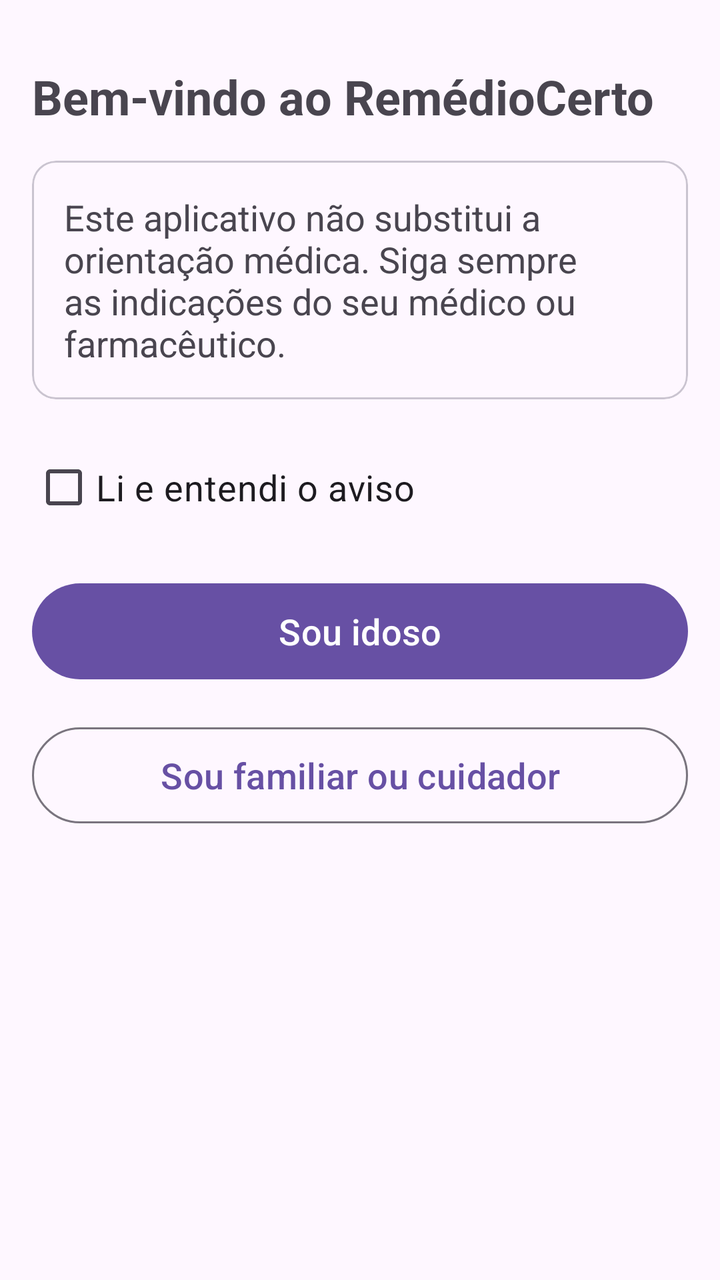
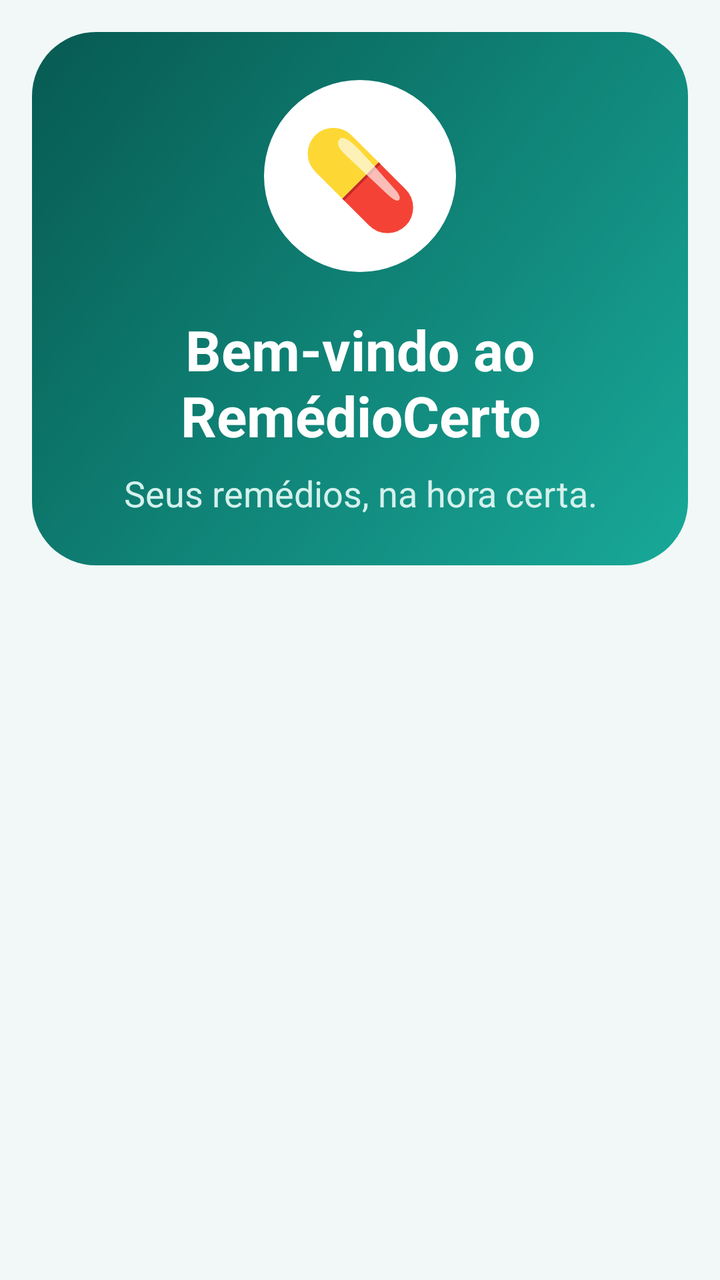

Compare the two renders of this Android layout. The source of the first and the diff that turns it into the second are given below.
<!-- AndroidManifest.xml: application theme Theme.RemedioCerto -->
<!-- res/layout/activity_entrada.xml -->
<?xml version="1.0" encoding="utf-8"?>
<ScrollView xmlns:android="http://schemas.android.com/apk/res/android"
    android:layout_width="match_parent"
    android:layout_height="match_parent"
    android:fillViewport="true">

    <LinearLayout
        android:layout_width="match_parent"
        android:layout_height="wrap_content"
        android:orientation="vertical"
        android:padding="@dimen/margem">

        <TextView
            android:id="@+id/tvTitulo"
            android:layout_width="match_parent"
            android:layout_height="wrap_content"
            android:layout_marginTop="@dimen/margem"
            android:text="@string/entrada_titulo"
            android:textSize="@dimen/texto_titulo"
            android:textStyle="bold" />

        <com.google.android.material.card.MaterialCardView
            android:layout_width="match_parent"
            android:layout_height="wrap_content"
            android:layout_marginTop="@dimen/margem">

            <TextView
                android:id="@+id/tvAviso"
                android:layout_width="match_parent"
                android:layout_height="wrap_content"
                android:padding="@dimen/margem"
                android:text="@string/aviso_medico"
                android:textSize="@dimen/texto_corpo" />
        </com.google.android.material.card.MaterialCardView>

        <CheckBox
            android:id="@+id/checkAviso"
            android:layout_width="match_parent"
            android:layout_height="wrap_content"
            android:layout_marginTop="@dimen/margem"
            android:minHeight="@dimen/altura_botao"
            android:text="@string/entrada_aceite"
            android:textSize="@dimen/texto_corpo" />

        <com.google.android.material.button.MaterialButton
            android:id="@+id/btnIdoso"
            android:layout_width="match_parent"
            android:layout_height="@dimen/altura_botao"
            android:layout_marginTop="@dimen/margem"
            android:text="@string/entrada_btn_idoso"
            android:textSize="@dimen/texto_corpo" />

        <com.google.android.material.button.MaterialButton
            android:id="@+id/btnFamiliar"
            style="@style/Widget.Material3.Button.OutlinedButton"
            android:layout_width="match_parent"
            android:layout_height="@dimen/altura_botao"
            android:layout_marginTop="@dimen/margem"
            android:text="@string/entrada_btn_familiar"
            android:textSize="@dimen/texto_corpo" />
    </LinearLayout>
</ScrollView>
<!-- resources referenced by this layout -->
<resources>
  <dimen name="texto_titulo">24sp</dimen>
  <style name="Theme.RemedioCerto" parent="Theme.Material3.DayNight.NoActionBar" />
  <!-- unchanged entries left out for length: 8 -->
</resources>

<!-- the commit's change to res/layout/activity_entrada.xml (unified diff, before → after) -->
@@ -1,5 +1,6 @@
 <?xml version="1.0" encoding="utf-8"?>
 <ScrollView xmlns:android="http://schemas.android.com/apk/res/android"
+    xmlns:app="http://schemas.android.com/apk/res-auto"
     android:layout_width="match_parent"
     android:layout_height="match_parent"
     android:fillViewport="true">
@@ -10,53 +11,361 @@
         android:orientation="vertical"
         android:padding="@dimen/margem">
 
-        <TextView
-            android:id="@+id/tvTitulo"
-            android:layout_width="match_parent"
-            android:layout_height="wrap_content"
-            android:layout_marginTop="@dimen/margem"
-            android:text="@string/entrada_titulo"
-            android:textSize="@dimen/texto_titulo"
-            android:textStyle="bold" />
-
-        <com.google.android.material.card.MaterialCardView
-            android:layout_width="match_parent"
-            android:layout_height="wrap_content"
-            android:layout_marginTop="@dimen/margem">
+        
+        <LinearLayout
+            android:layout_width="match_parent"
+            android:layout_height="wrap_content"
+            android:background="@drawable/bg_hero"
+            android:gravity="center_horizontal"
+            android:orientation="vertical"
+            android:padding="24dp">
 
             <TextView
-                android:id="@+id/tvAviso"
-                android:layout_width="match_parent"
-                android:layout_height="wrap_content"
-                android:padding="@dimen/margem"
-                android:text="@string/aviso_medico"
+                android:layout_width="96dp"
+                android:layout_height="96dp"
+                android:background="@drawable/bg_logo"
+                android:gravity="center"
+                android:text="@string/logo_emoji"
+                android:textSize="48sp" />
+
+            <TextView
+                android:id="@+id/tvTitulo"
+                android:layout_width="match_parent"
+                android:layout_height="wrap_content"
+                android:layout_marginTop="20dp"
+                android:gravity="center"
+                android:text="@string/entrada_titulo"
+                android:textColor="@color/white"
+                android:textSize="28sp"
+                android:textStyle="bold" />
+
+            <TextView
+                android:layout_width="match_parent"
+                android:layout_height="wrap_content"
+                android:layout_marginTop="8dp"
+                android:gravity="center"
+                android:text="@string/entrada_subtitulo"
+                android:textColor="@color/rc_primaria_clara"
                 android:textSize="@dimen/texto_corpo" />
-        </com.google.android.material.card.MaterialCardView>
-
-        <CheckBox
-            android:id="@+id/checkAviso"
-            android:layout_width="match_parent"
-            android:layout_height="wrap_content"
-            android:layout_marginTop="@dimen/margem"
-            android:minHeight="@dimen/altura_botao"
-            android:text="@string/entrada_aceite"
-            android:textSize="@dimen/texto_corpo" />
-
-        <com.google.android.material.button.MaterialButton
-            android:id="@+id/btnIdoso"
-            android:layout_width="match_parent"
-            android:layout_height="@dimen/altura_botao"
-            android:layout_marginTop="@dimen/margem"
-            android:text="@string/entrada_btn_idoso"
-            android:textSize="@dimen/texto_corpo" />
-
-        <com.google.android.material.button.MaterialButton
-            android:id="@+id/btnFamiliar"
-            style="@style/Widget.Material3.Button.OutlinedButton"
-            android:layout_width="match_parent"
-            android:layout_height="@dimen/altura_botao"
-            android:layout_marginTop="@dimen/margem"
-            android:text="@string/entrada_btn_familiar"
-            android:textSize="@dimen/texto_corpo" />
+        </LinearLayout>
+
+        <com.google.android.material.progressindicator.LinearProgressIndicator
+            android:id="@+id/progresso"
+            android:layout_width="match_parent"
+            android:layout_height="wrap_content"
+            android:layout_marginTop="12dp"
+            android:indeterminate="true"
+            android:visibility="gone" />
+
+        
+        <LinearLayout
+            android:id="@+id/painelLogin"
+            android:layout_width="match_parent"
+            android:layout_height="wrap_content"
+            android:orientation="vertical"
+            android:visibility="gone">
+
+            <com.google.android.material.card.MaterialCardView
+                android:layout_width="match_parent"
+                android:layout_height="wrap_content"
+                android:layout_marginTop="@dimen/margem">
+
+                <LinearLayout
+                    android:layout_width="match_parent"
+                    android:layout_height="wrap_content"
+                    android:orientation="vertical"
+                    android:padding="@dimen/margem">
+
+                    <TextView
+                        style="@style/Estilo.Secao"
+                        android:layout_width="match_parent"
+                        android:layout_height="wrap_content"
+                        android:text="@string/entrada_login_titulo" />
+
+                    <com.google.android.material.textfield.TextInputLayout
+                        android:id="@+id/tilLoginEmail"
+                        android:layout_width="match_parent"
+                        android:layout_height="wrap_content"
+                        android:layout_marginTop="8dp"
+                        android:hint="@string/entrada_email">
+
+                        <com.google.android.material.textfield.TextInputEditText
+                            android:id="@+id/etLoginEmail"
+                            android:layout_width="match_parent"
+                            android:layout_height="wrap_content"
+                            android:inputType="textEmailAddress" />
+                    </com.google.android.material.textfield.TextInputLayout>
+
+                    <com.google.android.material.textfield.TextInputLayout
+                        android:id="@+id/tilLoginSenha"
+                        android:layout_width="match_parent"
+                        android:layout_height="wrap_content"
+                        android:layout_marginTop="8dp"
+                        android:hint="@string/entrada_senha"
+                        app:endIconMode="password_toggle">
+
+                        <com.google.android.material.textfield.TextInputEditText
+                            android:id="@+id/etLoginSenha"
+                            android:layout_width="match_parent"
+                            android:layout_height="wrap_content"
+                            android:inputType="textPassword" />
+                    </com.google.android.material.textfield.TextInputLayout>
+
+                    <com.google.android.material.button.MaterialButton
+                        android:id="@+id/btnEntrar"
+                        android:layout_width="match_parent"
+                        android:layout_height="@dimen/altura_botao"
+                        android:layout_marginTop="@dimen/margem"
+                        android:text="@string/entrada_btn_entrar"
+                        android:textSize="@dimen/texto_corpo" />
+
+                    <com.google.android.material.button.MaterialButton
+                        android:id="@+id/btnEsqueciSenha"
+                        style="@style/Widget.RemedioCerto.Button.Texto"
+                        android:layout_width="match_parent"
+                        android:layout_height="@dimen/altura_botao"
+                        android:layout_marginTop="4dp"
+                        android:text="@string/entrada_btn_esqueci" />
+                </LinearLayout>
+            </com.google.android.material.card.MaterialCardView>
+
+            <com.google.android.material.button.MaterialButton
+                android:id="@+id/btnIrCadastro"
+                style="@style/Widget.RemedioCerto.Button.Outlined"
+                android:layout_width="match_parent"
+                android:layout_height="@dimen/altura_botao"
+                android:layout_marginTop="@dimen/margem"
+                android:text="@string/entrada_btn_criar_conta"
+                android:textSize="@dimen/texto_corpo" />
+        </LinearLayout>
+
+        
+        <LinearLayout
+            android:id="@+id/painelCadastro"
+            android:layout_width="match_parent"
+            android:layout_height="wrap_content"
+            android:orientation="vertical"
+            android:visibility="gone">
+
+            <com.google.android.material.card.MaterialCardView
+                android:layout_width="match_parent"
+                android:layout_height="wrap_content"
+                android:layout_marginTop="@dimen/margem">
+
+                <LinearLayout
+                    android:layout_width="match_parent"
+                    android:layout_height="wrap_content"
+                    android:orientation="vertical"
+                    android:padding="@dimen/margem">
+
+                    <TextView
+                        style="@style/Estilo.Secao"
+                        android:layout_width="match_parent"
+                        android:layout_height="wrap_content"
+                        android:text="@string/entrada_cadastro_titulo" />
+
+                    <com.google.android.material.textfield.TextInputLayout
+                        android:id="@+id/tilCadNome"
+                        android:layout_width="match_parent"
+                        android:layout_height="wrap_content"
+                        android:layout_marginTop="8dp"
+                        android:hint="@string/entrada_nome">
+
+                        <com.google.android.material.textfield.TextInputEditText
+                            android:id="@+id/etCadNome"
+                            android:layout_width="match_parent"
+                            android:layout_height="wrap_content"
+                            android:inputType="textPersonName|textCapWords" />
+                    </com.google.android.material.textfield.TextInputLayout>
+
+                    <com.google.android.material.textfield.TextInputLayout
+                        android:id="@+id/tilCadEmail"
+                        android:layout_width="match_parent"
+                        android:layout_height="wrap_content"
+                        android:layout_marginTop="8dp"
+                        android:hint="@string/entrada_email">
+
+                        <com.google.android.material.textfield.TextInputEditText
+                            android:id="@+id/etCadEmail"
+                            android:layout_width="match_parent"
+                            android:layout_height="wrap_content"
+                            android:inputType="textEmailAddress" />
+                    </com.google.android.material.textfield.TextInputLayout>
+
+                    <com.google.android.material.textfield.TextInputLayout
+                        android:id="@+id/tilCadSenha"
+                        android:layout_width="match_parent"
+                        android:layout_height="wrap_content"
+                        android:layout_marginTop="8dp"
+                        android:hint="@string/entrada_senha_nova"
+                        app:endIconMode="password_toggle">
+
+                        <com.google.android.material.textfield.TextInputEditText
+                            android:id="@+id/etCadSenha"
+                            android:layout_width="match_parent"
+                            android:layout_height="wrap_content"
+                            android:inputType="textPassword" />
+                    </com.google.android.material.textfield.TextInputLayout>
+
+                    <com.google.android.material.textfield.TextInputLayout
+                        android:id="@+id/tilCadConfirma"
+                        android:layout_width="match_parent"
+                        android:layout_height="wrap_content"
+                        android:layout_marginTop="8dp"
+                        android:hint="@string/entrada_senha_confirmar"
+                        app:endIconMode="password_toggle">
+
+                        <com.google.android.material.textfield.TextInputEditText
+                            android:id="@+id/etCadConfirma"
+                            android:layout_width="match_parent"
+                            android:layout_height="wrap_content"
+                            android:inputType="textPassword" />
+                    </com.google.android.material.textfield.TextInputLayout>
+
+                    <TextView
+                        style="@style/Estilo.Secao"
+                        android:layout_width="match_parent"
+                        android:layout_height="wrap_content"
+                        android:layout_marginTop="@dimen/margem"
+                        android:text="@string/entrada_perfil_titulo" />
+
+                    <com.google.android.material.button.MaterialButtonToggleGroup
+                        android:id="@+id/togglePerfil"
+                        android:layout_width="match_parent"
+                        android:layout_height="wrap_content"
+                        android:layout_marginTop="8dp"
+                        app:singleSelection="true">
+
+                        <com.google.android.material.button.MaterialButton
+                            android:id="@+id/btnIdoso"
+                            style="?attr/materialButtonOutlinedStyle"
+                            android:layout_width="0dp"
+                            android:layout_height="@dimen/altura_botao"
+                            android:layout_weight="1"
+                            android:text="@string/entrada_btn_idoso" />
+
+                        <com.google.android.material.button.MaterialButton
+                            android:id="@+id/btnFamiliar"
+                            style="?attr/materialButtonOutlinedStyle"
+                            android:layout_width="0dp"
+                            android:layout_height="@dimen/altura_botao"
+                            android:layout_weight="1"
+                            android:text="@string/entrada_btn_familiar" />
+                    </com.google.android.material.button.MaterialButtonToggleGroup>
+                </LinearLayout>
+            </com.google.android.material.card.MaterialCardView>
+
+            <com.google.android.material.card.MaterialCardView
+                android:layout_width="match_parent"
+                android:layout_height="wrap_content"
+                android:layout_marginTop="@dimen/margem">
+
+                <LinearLayout
+                    android:layout_width="match_parent"
+                    android:layout_height="wrap_content"
+                    android:orientation="vertical"
+                    android:padding="@dimen/margem">
+
+                    <TextView
+                        style="@style/Estilo.Secao"
+                        android:layout_width="match_parent"
+                        android:layout_height="wrap_content"
+                        android:text="@string/entrada_aviso_titulo" />
+
+                    <TextView
+                        android:id="@+id/tvAviso"
+                        android:layout_width="match_parent"
+                        android:layout_height="wrap_content"
+                        android:layout_marginTop="8dp"
+                        android:text="@string/aviso_medico"
+                        android:textSize="@dimen/texto_corpo" />
+
+                    <CheckBox
+                        android:id="@+id/checkAviso"
+                        android:layout_width="match_parent"
+                        android:layout_height="wrap_content"
+                        android:layout_marginTop="8dp"
+                        android:minHeight="@dimen/altura_botao"
+                        android:text="@string/entrada_aceite"
+                        android:textSize="@dimen/texto_corpo" />
+                </LinearLayout>
+            </com.google.android.material.card.MaterialCardView>
+
+            <com.google.android.material.button.MaterialButton
+                android:id="@+id/btnCriarConta"
+                android:layout_width="match_parent"
+                android:layout_height="@dimen/altura_botao"
+                android:layout_marginTop="@dimen/margem"
+                android:text="@string/entrada_btn_criar_conta"
+                android:textSize="@dimen/texto_corpo" />
+
+            <com.google.android.material.button.MaterialButton
+                android:id="@+id/btnVoltarLogin"
+                style="@style/Widget.RemedioCerto.Button.Texto"
+                android:layout_width="match_parent"
+                android:layout_height="@dimen/altura_botao"
+                android:layout_marginTop="4dp"
+                android:text="@string/entrada_btn_tenho_conta" />
+        </LinearLayout>
+
+        
+        <LinearLayout
+            android:id="@+id/painelVerificacao"
+            android:layout_width="match_parent"
+            android:layout_height="wrap_content"
+            android:orientation="vertical"
+            android:visibility="gone">
+
+            <com.google.android.material.card.MaterialCardView
+                android:layout_width="match_parent"
+                android:layout_height="wrap_content"
+                android:layout_marginTop="@dimen/margem">
+
+                <LinearLayout
+                    android:layout_width="match_parent"
+                    android:layout_height="wrap_content"
+                    android:orientation="vertical"
+                    android:padding="@dimen/margem">
+
+                    <TextView
+                        style="@style/Estilo.Secao"
+                        android:layout_width="match_parent"
+                        android:layout_height="wrap_content"
+                        android:text="@string/entrada_verif_titulo" />
+
+                    <TextView
+                        android:id="@+id/tvVerificacaoTexto"
+                        android:layout_width="match_parent"
+                        android:layout_height="wrap_content"
+                        android:layout_marginTop="8dp"
+                        android:textSize="@dimen/texto_corpo" />
+
+                    <com.google.android.material.button.MaterialButton
+                        android:id="@+id/btnJaConfirmei"
+                        android:layout_width="match_parent"
+                        android:layout_height="@dimen/altura_botao"
+                        android:layout_marginTop="@dimen/margem"
+                        android:text="@string/entrada_btn_ja_confirmei"
+                        android:textSize="@dimen/texto_corpo" />
+
+                    <com.google.android.material.button.MaterialButton
+                        android:id="@+id/btnReenviar"
+                        style="@style/Widget.RemedioCerto.Button.Outlined"
+                        android:layout_width="match_parent"
+                        android:layout_height="@dimen/altura_botao"
+                        android:layout_marginTop="8dp"
+                        android:text="@string/entrada_btn_reenviar"
+                        android:textSize="@dimen/texto_corpo" />
+
+                    <com.google.android.material.button.MaterialButton
+                        android:id="@+id/btnTrocarConta"
+                        style="@style/Widget.RemedioCerto.Button.Texto"
+                        android:layout_width="match_parent"
+                        android:layout_height="@dimen/altura_botao"
+                        android:layout_marginTop="4dp"
+                        android:text="@string/entrada_btn_outro_email" />
+                </LinearLayout>
+            </com.google.android.material.card.MaterialCardView>
+        </LinearLayout>
     </LinearLayout>
 </ScrollView>
<!-- resource entries referenced after the edit -->
@@ -1,7 +1,149 @@
 <!-- resources referenced by this layout -->
 <resources>
-  <dimen name="texto_titulo">24sp</dimen>
-  <style name="Theme.RemedioCerto" parent="Theme.Material3.DayNight.NoActionBar" />
+  <color name="rc_primaria_clara">#D4F1EC</color>
+  <color name="white">#FFFFFFFF</color>
+  <!-- drawable bg_hero (drawable) -->
+  <?xml version="1.0" encoding="utf-8"?>
+  <shape xmlns:android="http://schemas.android.com/apk/res/android"
+      android:shape="rectangle">
+      <gradient
+          android:angle="315"
+          android:endColor="@color/rc_gradiente_fim"
+          android:startColor="@color/rc_primaria_escura" />
+      <corners android:radius="32dp" />
+  </shape>
+  <!-- drawable bg_logo (drawable) -->
+  <?xml version="1.0" encoding="utf-8"?>
+  <shape xmlns:android="http://schemas.android.com/apk/res/android"
+      android:shape="oval">
+      <solid android:color="@color/white" />
+  </shape>
+  <string name="entrada_aviso_titulo">Aviso importante</string>
+  <string name="entrada_btn_criar_conta">Criar conta</string>
+  <string name="entrada_btn_entrar">Entrar</string>
+  <string name="entrada_btn_esqueci">Esqueci minha senha</string>
+  <string name="entrada_btn_ja_confirmei">Já confirmei</string>
+  <string name="entrada_btn_outro_email">Usar outro e-mail</string>
+  <string name="entrada_btn_reenviar">Reenviar e-mail</string>
+  <string name="entrada_btn_tenho_conta">Já tenho conta</string>
+  <string name="entrada_cadastro_titulo">Criar conta</string>
+  <string name="entrada_email">E-mail</string>
+  <string name="entrada_login_titulo">Entrar</string>
+  <string name="entrada_nome">Seu nome</string>
+  <string name="entrada_perfil_titulo">Você é:</string>
+  <string name="entrada_senha">Senha</string>
+  <string name="entrada_senha_confirmar">Repita a senha</string>
+  <string name="entrada_senha_nova">Senha (mínimo 8 caracteres)</string>
+  <string name="entrada_subtitulo">Seus remédios, na hora certa.</string>
+  <string name="entrada_verif_titulo">Confirme seu e-mail</string>
+  <string name="logo_emoji">💊</string>
+  <style name="Estilo.Secao" parent="">
+          <item name="android:textColor">@color/rc_primaria_escura</item>
+          <item name="android:textSize">18sp</item>
+          <item name="android:textStyle">bold</item>
+      </style>
+  <style name="Widget.RemedioCerto.Button.Outlined" parent="Widget.Material3.Button.OutlinedButton">
+          <item name="android:textSize">18sp</item>
+          <item name="android:textStyle">bold</item>
+          <item name="android:textAllCaps">false</item>
+          <item name="android:insetTop">0dp</item>
+          <item name="android:insetBottom">0dp</item>
+          <item name="android:textColor">@color/rc_primaria_escura</item>
+          <item name="cornerRadius">28dp</item>
+          <item name="strokeColor">@color/rc_primaria</item>
+          <item name="strokeWidth">2dp</item>
+      </style>
+  <style name="Widget.RemedioCerto.Button.Texto" parent="Widget.Material3.Button.TextButton">
+          <item name="android:textSize">18sp</item>
+          <item name="android:textStyle">bold</item>
+          <item name="android:textAllCaps">false</item>
+          <item name="android:insetTop">0dp</item>
+          <item name="android:insetBottom">0dp</item>
+          <item name="cornerRadius">28dp</item>
+      </style>
+  <style name="Theme.RemedioCerto" parent="Theme.Material3.Light.NoActionBar">
+          
+          <item name="colorPrimary">@color/rc_primaria</item>
+          <item name="colorOnPrimary">@color/white</item>
+          <item name="colorPrimaryContainer">@color/rc_primaria_clara</item>
+          <item name="colorOnPrimaryContainer">@color/rc_primaria_escura</item>
+          <item name="colorSecondary">@color/rc_coral</item>
+          <item name="colorOnSecondary">@color/white</item>
+          <item name="colorSecondaryContainer">@color/rc_primaria_clara</item>
+          <item name="colorOnSecondaryContainer">@color/rc_primaria_escura</item>
+          <item name="colorTertiary">@color/rc_amarelo</item>
+  
+          
+          <item name="android:colorBackground">@color/rc_fundo</item>
+          <item name="android:windowBackground">@color/rc_fundo</item>
+          <item name="colorSurface">@color/rc_fundo</item>
+          <item name="colorSurfaceContainerLowest">@color/rc_superficie</item>
+          <item name="colorSurfaceContainerLow">@color/rc_superficie</item>
+          <item name="colorSurfaceContainer">@color/rc_superficie</item>
+          <item name="colorSurfaceContainerHigh">@color/rc_superficie</item>
+          <item name="colorSurfaceContainerHighest">@color/rc_superficie_alta</item>
+          <item name="colorOnSurface">@color/rc_texto</item>
+          <item name="colorOnSurfaceVariant">@color/rc_texto_suave</item>
+          <item name="colorOutline">#6F8F8B</item>
+          <item name="colorOutlineVariant">@color/rc_contorno</item>
+  
+          
+          <item name="shapeAppearanceSmallComponent">@style/Forma.Pequena</item>
+          <item name="shapeAppearanceMediumComponent">@style/Forma.Media</item>
+          <item name="shapeAppearanceLargeComponent">@style/Forma.Grande</item>
+  
+          
+          <item name="materialCardViewStyle">@style/Widget.RemedioCerto.Card</item>
+          <item name="materialButtonStyle">@style/Widget.RemedioCerto.Button</item>
+          <item name="materialButtonOutlinedStyle">@style/Widget.RemedioCerto.Button.Outlined</item>
+          <item name="bottomNavigationStyle">@style/Widget.RemedioCerto.BottomNav</item>
+      </style>
+  <color name="rc_gradiente_fim">#18A999</color>
+  <color name="rc_primaria_escura">#075A52</color>
+  <color name="rc_primaria">#0B7D72</color>
+  <color name="rc_coral">#E8553A</color>
+  <color name="rc_amarelo">#FFC93C</color>
+  <color name="rc_fundo">#F1F8F7</color>
+  <color name="rc_superficie">#FFFFFF</color>
+  <color name="rc_superficie_alta">#E3F0EE</color>
+  <color name="rc_texto">#12312F</color>
+  <color name="rc_texto_suave">#4D6B68</color>
+  <color name="rc_contorno">#C9E2DE</color>
+  <style name="Forma.Pequena" parent="ShapeAppearance.Material3.SmallComponent">
+          <item name="cornerFamily">rounded</item>
+          <item name="cornerSize">14dp</item>
+      </style>
+  <style name="Forma.Media" parent="ShapeAppearance.Material3.MediumComponent">
+          <item name="cornerFamily">rounded</item>
+          <item name="cornerSize">22dp</item>
+      </style>
+  <style name="Forma.Grande" parent="ShapeAppearance.Material3.LargeComponent">
+          <item name="cornerFamily">rounded</item>
+          <item name="cornerSize">28dp</item>
+      </style>
+  <style name="Widget.RemedioCerto.Card" parent="Widget.Material3.CardView.Elevated">
+          <item name="cardBackgroundColor">@color/rc_superficie</item>
+          <item name="cardElevation">4dp</item>
+          <item name="cardCornerRadius">22dp</item>
+      </style>
+  <style name="Widget.RemedioCerto.Button" parent="Widget.Material3.Button">
+          <item name="android:textSize">18sp</item>
+          <item name="android:textStyle">bold</item>
+          <item name="android:textAllCaps">false</item>
+          <item name="android:insetTop">0dp</item>
+          <item name="android:insetBottom">0dp</item>
+          <item name="cornerRadius">28dp</item>
+      </style>
+  <style name="Widget.RemedioCerto.BottomNav" parent="Widget.Material3.BottomNavigationView">
+          <item name="elevation">12dp</item>
+          <item name="labelVisibilityMode">labeled</item>
+          <item name="itemTextAppearanceActive">@style/Texto.Aba</item>
+          <item name="itemTextAppearanceInactive">@style/Texto.Aba</item>
+      </style>
+  <style name="Texto.Aba" parent="TextAppearance.Material3.LabelMedium">
+          <item name="android:textSize">13sp</item>
+          <item name="android:textStyle">bold</item>
+      </style>
   <!-- unchanged entries left out for length: 8 -->
 </resources>
 
